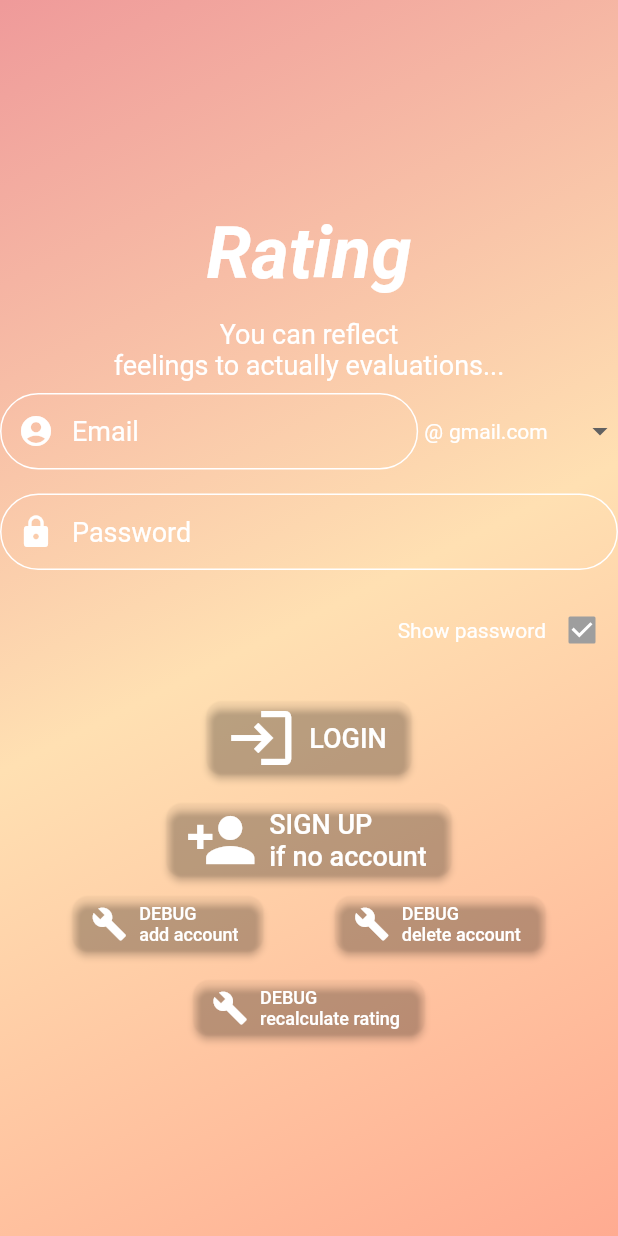
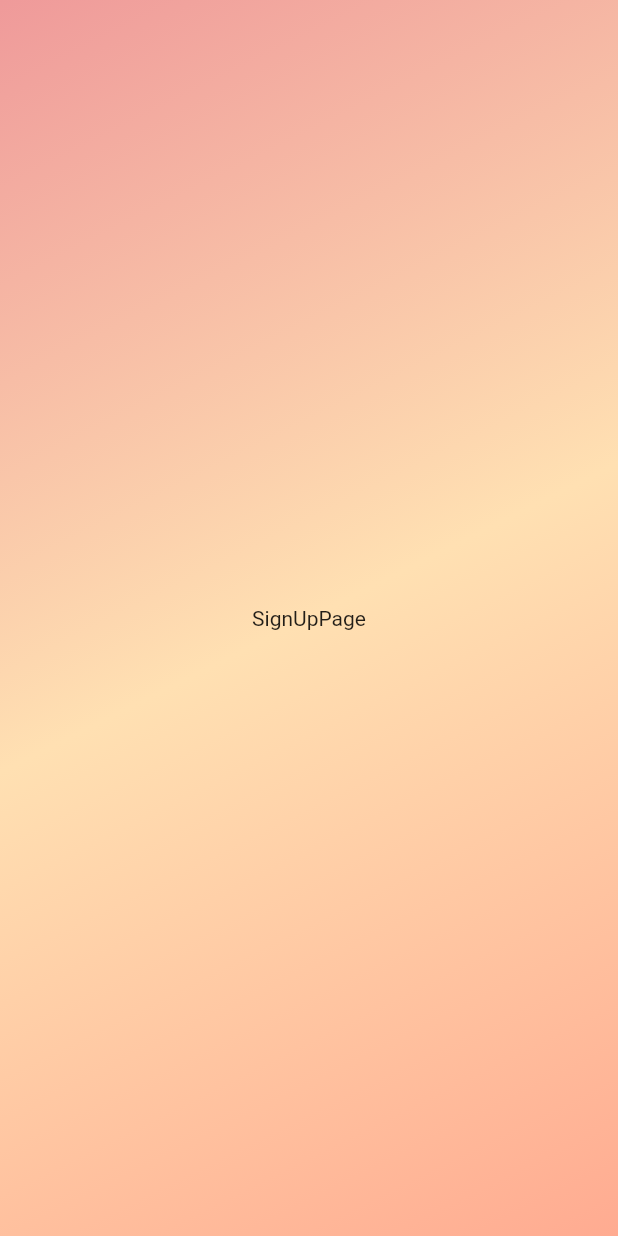
Before and after one commit to linnefromice/flutter_heart_app_02, a Flutter app: the screen it shows after launch, after a tap on an icon or button, on a phone screen of 412 x 824 dp. Run offline on Flutter 3.47's test engine with Material 2 defaults, Android fonts, the phone set to English and light mode, and no system bars; our stand-ins replace cloud_firestore, connectivity, firebase_auth, firebase_core, flutter_hooks, freezed_annotation; missing offline and left inert: clipboard, fab_circular_menu; accounts and stored records are empty; generated files the repository leaves out were written again; network calls fail.

Commit message:
create new page & add navigation

```diff
--- a/lib/screens/login_page.dart
+++ b/lib/screens/login_page.dart
@@ -5,6 +5,7 @@ import 'package:linnefromice/screens/add_account_page.dart';
 import 'package:linnefromice/screens/delete_account_page.dart';
 import 'package:linnefromice/screens/home_page.dart';
 import 'package:linnefromice/screens/recalculate_rating_page.dart';
+import 'package:linnefromice/screens/sign_up_page.dart';
 import 'package:linnefromice/services/authentication_service.dart';
 
 final List<String> domainList = [
@@ -90,7 +91,7 @@ class LoginPage extends HookWidget {
         primary: Colors.transparent,
         onPrimary: Colors.black,
         shape: RoundedRectangleBorder(
-            borderRadius: BorderRadius.all(Radius.circular(10))
+          borderRadius: BorderRadius.all(Radius.circular(10))
         ),
       ),
       onPressed: onPressed,
@@ -114,7 +115,7 @@ class LoginPage extends HookWidget {
     return _buildButtonRelatedAuthentication(
       iconData: Icons.person_add,
       label: "SIGN UP\nif no account",
-      onPressed: () => {}
+      onPressed: () => Navigator.of(context).push(MaterialPageRoute(builder: (context) => SignUpPage()))
     );
   }
 
--- /dev/null
+++ b/lib/screens/sign_up_page.dart
@@ -0,0 +1,13 @@
+import 'package:flutter/material.dart';
+import 'package:linnefromice/components/wrapper_common_background.dart';
+
+class SignUpPage extends StatelessWidget {
+  @override
+  Widget build(BuildContext context) {
+    return Scaffold(
+      body: WrapperCommonBackground(
+        child: Center(child: Text("SignUpPage")),
+      ),
+    );
+  }
+}
```
